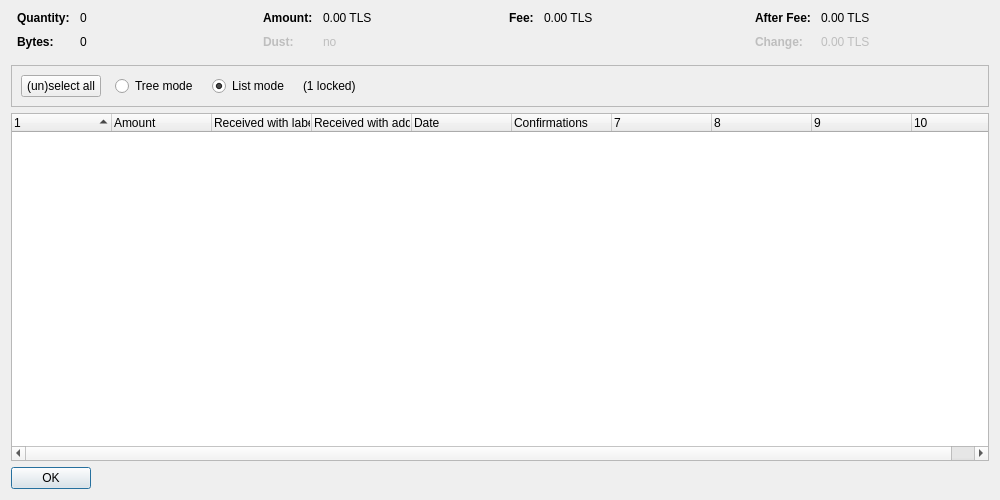
First picture: the form in src/qt/forms/coincontroldialog.ui, repository Telestai-Project/telestai, before the edit.
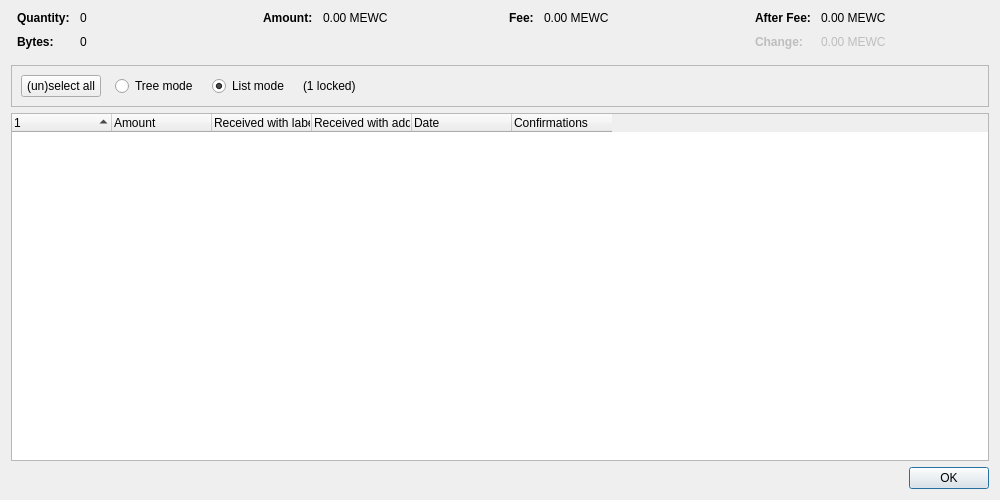
Second picture: the form after the edit. Custom widgets are drawn as their Qt base class.

What changed in the file:
```diff
--- a/src/qt/forms/coincontroldialog.ui
+++ b/src/qt/forms/coincontroldialog.ui
@@ -132,42 +132,7 @@
           <enum>Qt::ActionsContextMenu</enum>
          </property>
          <property name="text">
-          <string notr="true">0.00 TLS</string>
-         </property>
-         <property name="textInteractionFlags">
-          <set>Qt::LinksAccessibleByMouse|Qt::TextSelectableByKeyboard|Qt::TextSelectableByMouse</set>
-         </property>
-        </widget>
-       </item>
-       <item row="1" column="0">
-        <widget class="QLabel" name="labelCoinControlLowOutputText">
-         <property name="enabled">
-          <bool>false</bool>
-         </property>
-         <property name="font">
-          <font>
-           <weight>75</weight>
-           <bold>true</bold>
-          </font>
-         </property>
-         <property name="text">
-          <string>Dust:</string>
-         </property>
-        </widget>
-       </item>
-       <item row="1" column="1">
-        <widget class="QLabel" name="labelCoinControlLowOutput">
-         <property name="enabled">
-          <bool>false</bool>
-         </property>
-         <property name="cursor">
-          <cursorShape>IBeamCursor</cursorShape>
-         </property>
-         <property name="contextMenuPolicy">
-          <enum>Qt::ActionsContextMenu</enum>
-         </property>
-         <property name="text">
-          <string notr="true">no</string>
+          <string notr="true">0.00 MEWC</string>
          </property>
          <property name="textInteractionFlags">
           <set>Qt::LinksAccessibleByMouse|Qt::TextSelectableByKeyboard|Qt::TextSelectableByMouse</set>
@@ -212,7 +177,7 @@
           <enum>Qt::ActionsContextMenu</enum>
          </property>
          <property name="text">
-          <string notr="true">0.00 TLS</string>
+          <string notr="true">0.00 MEWC</string>
          </property>
          <property name="textInteractionFlags">
           <set>Qt::LinksAccessibleByMouse|Qt::TextSelectableByKeyboard|Qt::TextSelectableByMouse</set>
@@ -223,6 +188,9 @@
      </item>
      <item>
       <layout class="QFormLayout" name="formLayoutCoinControl4">
+       <property name="labelAlignment">
+        <set>Qt::AlignLeft|Qt::AlignVCenter</set>
+       </property>
        <property name="horizontalSpacing">
         <number>10</number>
        </property>
@@ -257,7 +225,7 @@
           <enum>Qt::ActionsContextMenu</enum>
          </property>
          <property name="text">
-          <string notr="true">0.00 TLS</string>
+          <string notr="true">0.00 MEWC</string>
          </property>
          <property name="textInteractionFlags">
           <set>Qt::LinksAccessibleByMouse|Qt::TextSelectableByKeyboard|Qt::TextSelectableByMouse</set>
@@ -292,7 +260,7 @@
           <enum>Qt::ActionsContextMenu</enum>
          </property>
          <property name="text">
-          <string notr="true">0.00 TLS</string>
+          <string notr="true">0.00 MEWC</string>
          </property>
          <property name="textInteractionFlags">
           <set>Qt::LinksAccessibleByMouse|Qt::TextSelectableByKeyboard|Qt::TextSelectableByMouse</set>
@@ -402,7 +370,7 @@
       <bool>false</bool>
      </property>
      <property name="columnCount">
-      <number>10</number>
+      <number>6</number>
      </property>
      <attribute name="headerShowSortIndicator" stdset="0">
       <bool>true</bool>
@@ -467,12 +435,6 @@
    </item>
    <item>
     <widget class="QDialogButtonBox" name="buttonBox">
-     <property name="sizePolicy">
-      <sizepolicy hsizetype="Maximum" vsizetype="Fixed">
-       <horstretch>0</horstretch>
-       <verstretch>0</verstretch>
-      </sizepolicy>
-     </property>
      <property name="orientation">
       <enum>Qt::Horizontal</enum>
      </property>
```
Left out of the diff: 5 changed lines with no effect on the pictures.
